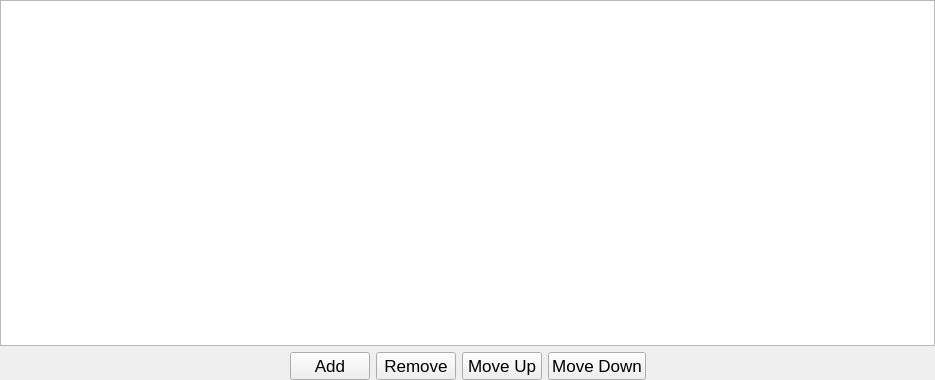
gill14/AccuPatt, file resources/cardTableWidget.ui: the form before one commit.
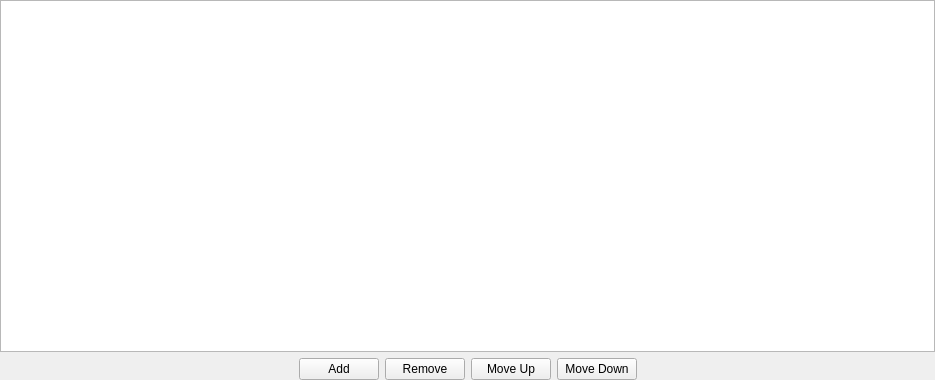
The form after the commit. Icons and pictures are not drawn.

Commit message: fix windows odd font deviations

Patch:
```diff
--- a/resources/cardTableWidget.ui
+++ b/resources/cardTableWidget.ui
@@ -56,13 +56,6 @@
      </item>
      <item>
       <widget class="QPushButton" name="buttonAddCard">
-       <property name="font">
-        <font>
-         <pointsize>13</pointsize>
-         <weight>50</weight>
-         <bold>false</bold>
-        </font>
-       </property>
        <property name="toolTip">
         <string>Add Single Card</string>
        </property>
@@ -83,13 +76,6 @@
      </item>
      <item>
       <widget class="QPushButton" name="buttonRemoveCard">
-       <property name="font">
-        <font>
-         <pointsize>13</pointsize>
-         <weight>50</weight>
-         <bold>false</bold>
-        </font>
-       </property>
        <property name="toolTip">
         <string>Remove Selected Card(s)</string>
        </property>
@@ -107,13 +93,6 @@
      </item>
      <item>
       <widget class="QPushButton" name="buttonUp">
-       <property name="font">
-        <font>
-         <pointsize>13</pointsize>
-         <weight>50</weight>
-         <bold>false</bold>
-        </font>
-       </property>
        <property name="toolTip">
         <string>Shift Selection Up</string>
        </property>
@@ -131,13 +110,6 @@
      </item>
      <item>
       <widget class="QPushButton" name="buttonDown">
-       <property name="font">
-        <font>
-         <pointsize>13</pointsize>
-         <weight>50</weight>
-         <bold>false</bold>
-        </font>
-       </property>
        <property name="toolTip">
         <string>Shift Selection Down</string>
        </property>
```
The commit also changes 4 other files.
